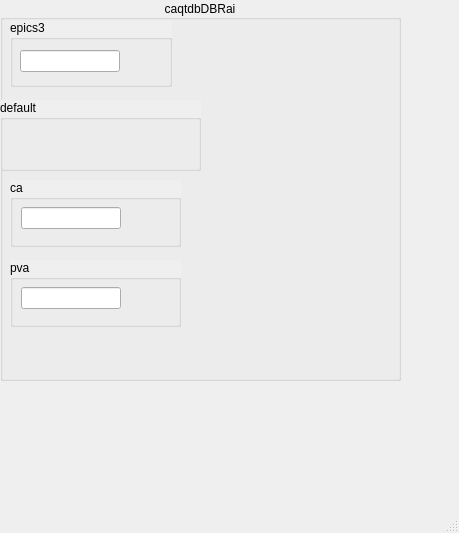
Before: the Qt Designer form caqtdm/caqtdmDBRao.ui in mrkraimer/caqtdmtest, drawn with Qt 5.
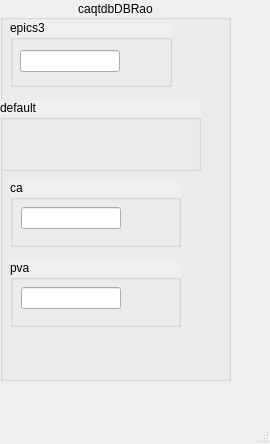
After: the same form once the commit is applied. Custom widgets are drawn as their Qt base class.

Diff of the .ui file:
```diff
--- a/caqtdm/caqtdmDBRao.ui
+++ b/caqtdm/caqtdmDBRao.ui
@@ -6,8 +6,8 @@
    <rect>
     <x>0</x>
     <y>0</y>
-    <width>459</width>
-    <height>533</height>
+    <width>270</width>
+    <height>444</height>
    </rect>
   </property>
   <property name="windowTitle">
@@ -19,7 +19,7 @@
      <rect>
       <x>0</x>
       <y>0</y>
-      <width>401</width>
+      <width>231</width>
       <height>381</height>
      </rect>
     </property>
@@ -27,7 +27,7 @@
      <bool>true</bool>
     </property>
     <property name="title">
-     <string>caqtdbDBRai</string>
+     <string>caqtdbDBRao</string>
     </property>
     <property name="alignment">
      <set>Qt::AlignCenter</set>
```
Left out of the diff: 8 changed lines with no effect on the pictures.
